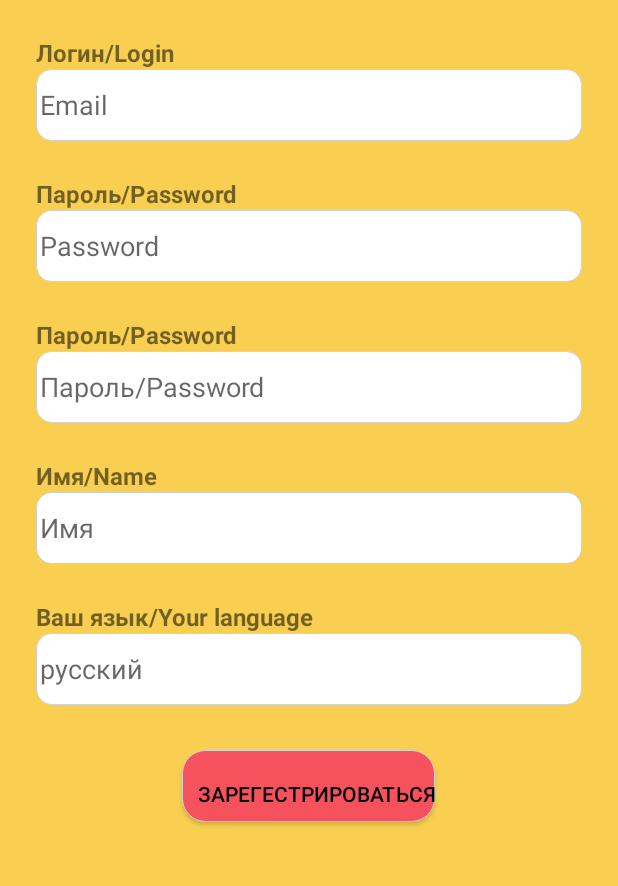
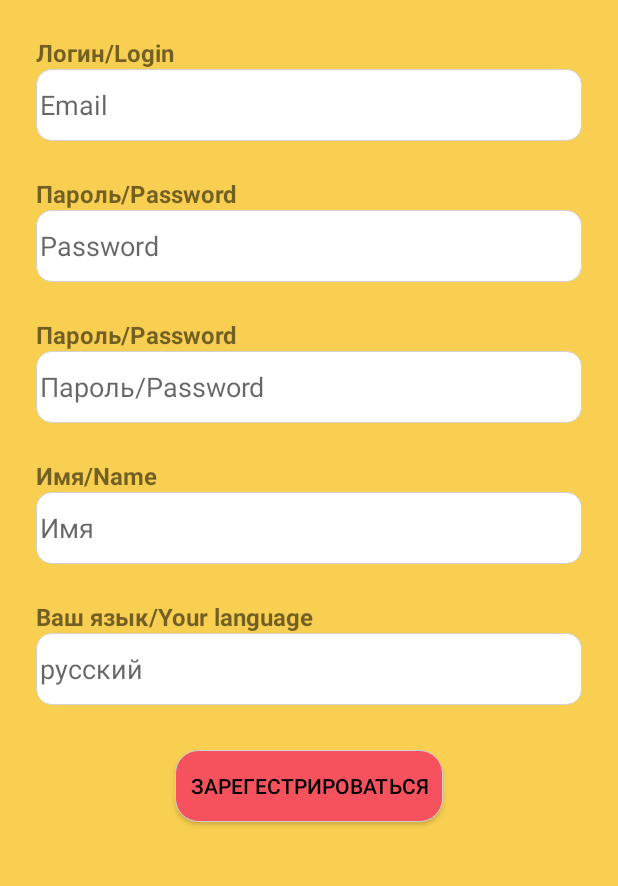
Before and after one commit to Empat1/LearnMore, an Android app: the Registration screen opened directly, with no data from a screen before it, after a tap on "ЗАРЕГЕСТРИРОВАТЬСЯ", on a phone screen of 412 x 824 dp, the part 101-987 px from its top. Run offline under Robolectric (Android 15) with nearby library versions, the light colour scheme and no system bars.

Commit message:
Исправление багов

```diff
--- a/app/src/main/AndroidManifest.xml
+++ b/app/src/main/AndroidManifest.xml
@@ -11,6 +11,7 @@
         android:label="@string/app_name"
         android:roundIcon="@mipmap/ic_launcher_round"
         android:supportsRtl="true"
+        android:usesCleartextTraffic="true"
         android:theme="@style/Theme.LearnMore">
         <activity
             android:name=".ui.authorization.LoginActivity"
--- a/app/src/main/java/com/example/learnmore/Registration.kt
+++ b/app/src/main/java/com/example/learnmore/Registration.kt
@@ -1,34 +1,55 @@
 package com.example.learnmore
 
+import android.content.Intent
 import androidx.appcompat.app.AppCompatActivity
 import android.os.Bundle
+import android.util.Log
 import android.view.View
 import android.widget.Button
 import android.widget.EditText
 import android.widget.Toast
 import com.example.learnmore.connect.Api
 import com.example.learnmore.connect.RetrofitService
+import com.example.learnmore.data.model.Model
+import com.example.learnmore.data.model.Model.user
 import com.example.learnmore.data.model.Users
+import com.example.learnmore.ui.authorization.MainActivity
 import retrofit2.Call
 import retrofit2.Callback
 import retrofit2.Response
 
 class Registration : AppCompatActivity() {
+    lateinit var login: EditText
+    lateinit var password: EditText;
+    lateinit var password2: EditText;
+    lateinit var name: EditText;
+    lateinit var language: EditText;
+    lateinit var button : Button
+
     override fun onCreate(savedInstanceState: Bundle?) {
         super.onCreate(savedInstanceState)
         setContentView(R.layout.activity_registration)
-        val login = findViewById<EditText>(R.id.login)
-        val password = findViewById<EditText>(R.id.password)
-        val password2 = findViewById<EditText>(R.id.password2)
-        val name = findViewById<EditText>(R.id.name)
-        val language = findViewById<EditText>(R.id.language)
+        login = findViewById<EditText>(R.id.login) //assign data from an xml file to a variable
+        password = findViewById<EditText>(R.id.password)
+        password2 = findViewById<EditText>(R.id.password2)
+        name = findViewById<EditText>(R.id.name)
+        language = findViewById<EditText>(R.id.language)
 
-        val button = findViewById<Button>(R.id.btn_reg)
+        button = findViewById<Button>(R.id.btn_reg)
 
-        var user: Users;
 
         button.setOnClickListener(View.OnClickListener {
-            if(password.text.toString() == password2.text.toString() && login.text.toString() != "" && password.text.toString() != "" && language.text.toString() != "") {
+            if(lookingAtTheValues()){
+                createUserFromDisplay()
+            }
+        })
+
+
+    }
+
+    fun createUserFromDisplay(){
+        var user: Users;
+            //проверка
                 user = Users(
                     1,
                     name.text.toString(),
@@ -36,17 +57,22 @@ class Registration : AppCompatActivity() {
                     login.text.toString(),
                     password.text.toString())
                 addRequestServer(user)
-            }
-        })
+
     }
 
-    private fun addRequestServer(user: Users){
-        val retrofitService = RetrofitService()
+    fun lookingAtTheValues() = (password.text.toString() == password2.text.toString() && login.text.toString() != "" && password.text.toString()
+            != "" && language.text.toString() != "")
+
+
+    private fun addRequestServer(user: Users){ //saving the user in the database
+        val retrofitService = RetrofitService() //Подключение к серверу
         val api = retrofitService.getRetrofit()!!.create((Api::class.java))
-        api.save(user)!!.enqueue(object : Callback<Users?> {
+
+        api.save(user)!!.enqueue(object : Callback<Users?> { //callback - Обратный вызов
             override fun onResponse(call: Call<Users?>, response: Response<Users?>) {
-                Toast.makeText(this@Registration, "Save successful!", Toast.LENGTH_SHORT)
+                Toast.makeText(this@Registration, "Save successful!", Toast.LENGTH_SHORT) //display a message about the successful saving of the user
                     .show()
+                loadUser(user.user_login!! , user.user_password!!)
             }
 
             override fun onFailure(call: Call<Users?>, t: Throwable) {
@@ -56,4 +82,26 @@ class Registration : AppCompatActivity() {
 
         })
     }
+
+    fun loadUser(login:String , password:String){
+        val retrofitService = RetrofitService()
+        val productApi = retrofitService.getRetrofit()!!.create(Api::class.java)
+        productApi.authorization(login , password).enqueue(object : javax.security.auth.callback.Callback,
+            retrofit2.Callback<Users?> {
+            override fun onResponse(call: Call<Users?>, response: Response<Users?>) {
+                Log.i("Log" , "User auto = ${response.body()}")
+                Model.user = response.body();
+                if(Model.user != null) {
+                    val intent = Intent(this@Registration, MainActivity::class.java)
+                    startActivity(intent)
+                }
+            }
+
+            override fun onFailure(call: Call<Users?>, t: Throwable) {
+                Log.i("Log" , t.toString())
+            }
+
+
+        })
+    }
 }
--- a/app/src/main/java/com/example/learnmore/connect/Api.kt
+++ b/app/src/main/java/com/example/learnmore/connect/Api.kt
@@ -22,7 +22,7 @@ interface Api {
     fun saveThisUser(@Body employee: Users?) :Call<Users?>?
 
     @GET("/language/get-all")
-    fun getAllProducts(): Call<List<Language>>
+    fun getAllLanguage(): Call<List<Language>>
 
     @GET("/sub/get-all")
     fun getAllSub(): Call<List<Dictionary>>
@@ -34,5 +34,8 @@ interface Api {
     fun getDictionary(@Path("language_name") language:String) :Call<List<Dictionary>>
 
     @GET("/words/{language_id}/{dictionary_id}")
-    fun getWord(@Path("language_id") language_id :Int ,@Path("dictionary_id")dictionary_id :Int): Call<List<Word>>
+    fun getWords(@Path("language_id") language_id :Int, @Path("dictionary_id")dictionary_id :Int): Call<List<Word>>
+
+    @POST("/word/save/{dictionary_id}")
+    fun saveWord(@Body word: Word, @Path("dictionary_id") dictionary_id: Int) : Call<Word>
 }
--- a/app/src/main/java/com/example/learnmore/connect/RefroitService.kt
+++ b/app/src/main/java/com/example/learnmore/connect/RefroitService.kt
@@ -4,12 +4,12 @@ import com.google.gson.Gson
 import retrofit2.Retrofit
 import retrofit2.converter.gson.GsonConverterFactory
 
-class RetrofitService {
+class RetrofitService { //connecting the application and server
     private var retrofit: Retrofit? = null
     private fun initalizeRetrofin() {
         retrofit = Retrofit.Builder()
-            .baseUrl("http://192.168.0.103:8080")
-            .addConverterFactory(GsonConverterFactory.create(Gson()))
+            .baseUrl("http://192.168.0.104:8080") //Ip сервера
+            .addConverterFactory(GsonConverterFactory.create(Gson())) //чтение JSON
             .build()
     }
 
--- a/app/src/main/java/com/example/learnmore/ui/account/AccountFragment.kt
+++ b/app/src/main/java/com/example/learnmore/ui/account/AccountFragment.kt
@@ -19,6 +19,7 @@ import com.example.learnmore.data.model.Model
 import com.example.learnmore.data.model.Model.user
 import com.example.learnmore.data.model.Users
 import com.example.learnmore.databinding.FragmentAccountBinding
+import com.example.learnmore.ui.readCard.ReadCardViewModel
 import retrofit2.Call
 import retrofit2.Callback
 import retrofit2.Response
@@ -91,6 +92,7 @@ class AccountFragment : Fragment(), AdapterView.OnItemSelectedListener {
 
     override fun onItemSelected(p0: AdapterView<*>?, p1: View?, p2: Int, p3: Long) {
         Model.language = Model.user!!.languages!!.get(p2);
+
         println(Model.language)
     }
 
--- a/app/src/main/java/com/example/learnmore/ui/card/CardFragment.kt
+++ b/app/src/main/java/com/example/learnmore/ui/card/CardFragment.kt
@@ -56,6 +56,7 @@ class CardFragment : Fragment() {
     override fun onResume() {
         super.onResume()
         dashboardViewModel.setDictionary()
+
     }
 
     fun navigateToDictionaryMenu(language_name:String){
--- a/app/src/main/java/com/example/learnmore/ui/card/CardViewModel.kt
+++ b/app/src/main/java/com/example/learnmore/ui/card/CardViewModel.kt
@@ -29,6 +29,7 @@ class CardViewModel : ViewModel() {
                 response: Response<List<Dictionary>>
             ) {
                 value = response.body();
+                println()
             }
 
             override fun onFailure(call: Call<List<Dictionary>>, t: Throwable) {
--- a/app/src/main/java/com/example/learnmore/ui/card/DictionaryPVAdapter.kt
+++ b/app/src/main/java/com/example/learnmore/ui/card/DictionaryPVAdapter.kt
@@ -32,7 +32,10 @@ class DictionaryPVAdapter(var dictionaries: List<Dictionary> , val navController
         holder.text.setOnClickListener(View.OnClickListener {
             navigateToDictionaryMenu(dictionaries[position].dictionary_name)
             Model.dictionary = dictionaries[position]
+            println()
         })
+
+
 
     }
 
--- a/app/src/main/java/com/example/learnmore/ui/readCard/MemorizationFragment.kt
+++ b/app/src/main/java/com/example/learnmore/ui/readCard/MemorizationFragment.kt
@@ -28,14 +28,14 @@ class MemorizationFragment : Fragment() {
         val word_translate = view.findViewById<TextView>(R.id.word_translate)
         val wordNext = view.findViewById<Button>(R.id.nextWord)
 
-        readCardViewModel!!.words.observe(viewLifecycleOwner){
+        readCardViewModel!!.getWord().observe(viewLifecycleOwner){
             val word = it.get( Random.nextInt(0 , it.size))
             word_text.text = word.word_text
             word_translate.text = word.word_translate
         }
 
         wordNext.setOnClickListener(View.OnClickListener {
-            val wordDate = readCardViewModel!!.words.value;
+            val wordDate = readCardViewModel!!.getWord().value;
             val word = wordDate!!.get(Random.nextInt(0 , wordDate.size))
             word_text.text = word.word_text
             word_translate.text = word.word_translate
--- a/app/src/main/java/com/example/learnmore/ui/readCard/MyWordsRecyclerViewAdapter.kt
+++ b/app/src/main/java/com/example/learnmore/ui/readCard/MyWordsRecyclerViewAdapter.kt
@@ -6,6 +6,7 @@ import android.view.View
 import android.view.ViewGroup
 import android.widget.Button
 import android.widget.TextView
+import androidx.lifecycle.ViewModelProvider
 import androidx.navigation.NavController
 import com.example.learnmore.R
 import com.example.learnmore.data.model.Word
@@ -24,6 +25,7 @@ class MyWordsRecyclerViewAdapter(
     override fun onCreateViewHolder(parent: ViewGroup, viewType: Int): ViewHolder {
 
         val view : View = LayoutInflater.from(parent.context).inflate(R.layout.word_read_item, parent , false)
+
         return ViewHolder(view)
 
     }
--- a/app/src/main/java/com/example/learnmore/ui/readCard/ReadCardFragment.kt
+++ b/app/src/main/java/com/example/learnmore/ui/readCard/ReadCardFragment.kt
@@ -33,7 +33,7 @@ class ReadCardFragment : Fragment() {
 
         readCardViewModel = ViewModelProvider(this).get(ReadCardViewModel::class.java)
 
-        readCardViewModel!!.words.observe(viewLifecycleOwner){
+        readCardViewModel!!.getWord().observe(viewLifecycleOwner){
             val adapter = MyWordsRecyclerViewAdapter(it , findNavController())
             rvList.adapter = adapter;
         }
--- a/app/src/main/res/drawable-v24/round_button.xml
+++ b/app/src/main/res/drawable-v24/round_button.xml
@@ -1,8 +1,8 @@
 <?xml version="1.0" encoding="utf-8"?>
 <shape xmlns:android="http://schemas.android.com/apk/res/android" android:shape="rectangle">
     <solid android:color="@color/primary" />
-    <stroke android:width=".04dp" android:color="#d2d2d2" />
-    <padding android:top="10dp"  android:left="10dp"/>
+    <stroke android:width=".03dp" android:color="#d2d2d2" />
+    <padding android:top="10dp"  android:left="10dp" android:bottom="10dp" android:right="10dp"/>
     <corners android:topLeftRadius="15dp"
         android:topRightRadius="15dp"
         android:bottomRightRadius="15dp"
--- a/app/src/main/res/layout/fragment_add_card.xml
+++ b/app/src/main/res/layout/fragment_add_card.xml
@@ -48,13 +48,13 @@
         android:layout_height="wrap_content"
         android:gravity="center">
         <Button
-            android:id="@+id/checkWord"
+            android:id="@+id/delWord"
             android:text="Удалить"
             android:layout_width="wrap_content"
             android:layout_height="wrap_content"/>
 
         <Button
-            android:id="@+id/nextWord"
+            android:id="@+id/saveWord"
             android:text="Добавить"
             android:layout_width="wrap_content"
             android:layout_height="wrap_content"/>
```
Also changed, not shown: app/src/main/java/com/example/learnmore/ui/readCard/AddCardFragment.kt (+48 -0 lines), app/src/main/java/com/example/learnmore/ui/readCard/ReadCardViewModel.kt (+45 -8 lines), app/src/main/java/com/example/learnmore/ui/readCard/WriteCardFragment.kt (+8 -9 lines), app/src/main/res/layout/activity_login.xml (+6 -2 lines).
